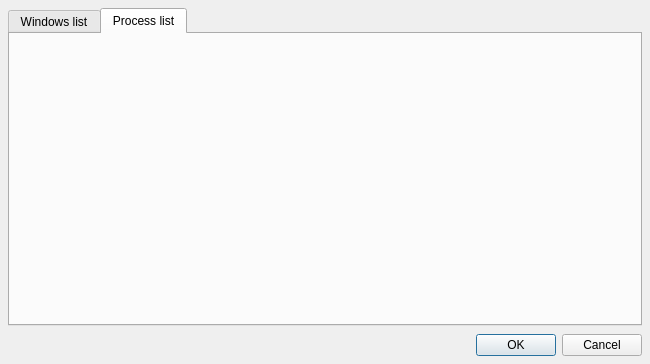
First picture: the form in zeus_form.ui, repository stasinek/Panel, before the edit.
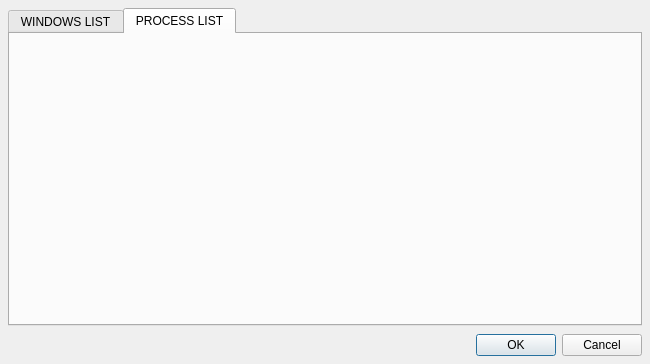
Second picture: the form after the edit. The open tabs and pages were chosen to show the change.

```diff
--- a/zeus_form.ui
+++ b/zeus_form.ui
@@ -39,7 +39,7 @@
      </property>
      <widget class="QWidget" name="tab">
       <attribute name="title">
-       <string>Windows list</string>
+       <string>WINDOWS LIST</string>
       </attribute>
       <layout class="QVBoxLayout" name="verticalLayout_2">
        <property name="spacing">
@@ -142,7 +142,7 @@
      </widget>
      <widget class="QWidget" name="tab_2">
       <attribute name="title">
-       <string>Process list</string>
+       <string>PROCESS LIST</string>
       </attribute>
      </widget>
     </widget>
```
Left out of the diff: 2 changed lines with no effect on the pictures.
